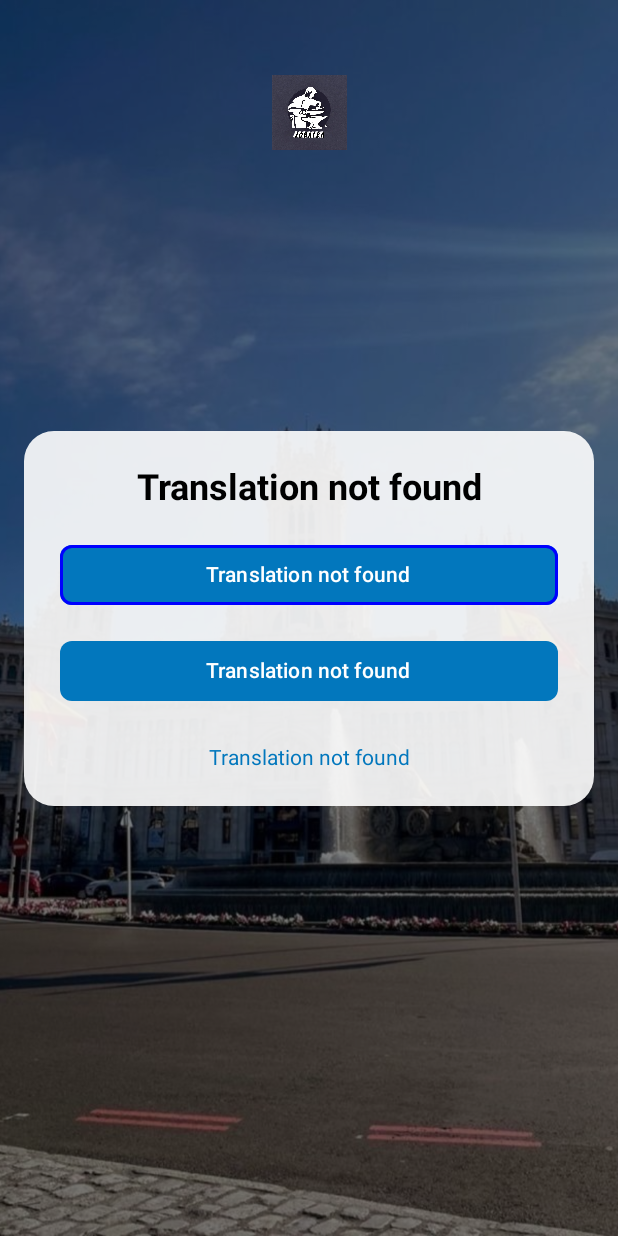
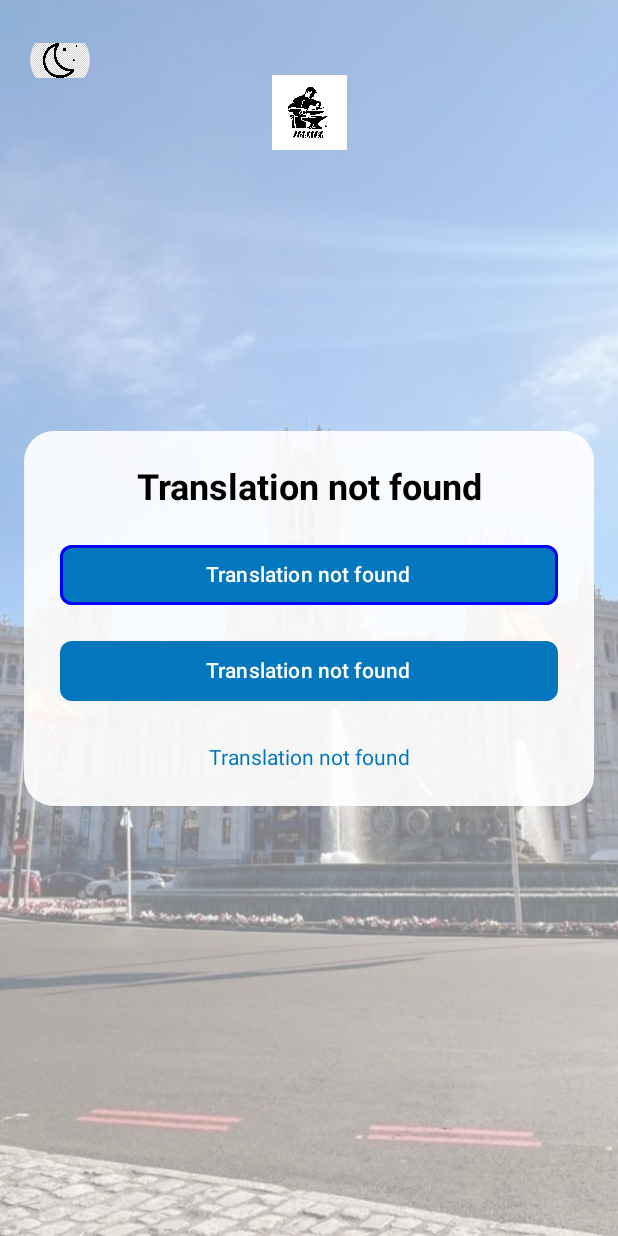
Before and after one commit to JavierGarciaUCLM/Jobder, an Android app built with Jetpack Compose: the WelcomeScreen screen opened directly, with no data from a screen before it, on a phone screen of 412 x 824 dp. Run offline under Robolectric (Android 15) with nearby library versions, the light colour scheme and no system bars; 2 statements that could not run were skipped.

Commit message:
Aquí cada día es un desafío

```diff
--- a/app/src/main/java/com/example/jobder/AppViewModel.kt
+++ b/app/src/main/java/com/example/jobder/AppViewModel.kt
@@ -6,12 +6,12 @@ import androidx.compose.runtime.mutableStateOf
 import androidx.lifecycle.AndroidViewModel
 
 class AppViewModel(application: Application) : AndroidViewModel(application) {
-    var isDarkMode = mutableStateOf(false)
+    var isDarkMode = false
     private var selectedLanguage = mutableStateOf(0) // Valor inicial vacío
     var isNavigating = mutableStateOf(false)
 
     fun toggleDarkMode() {
-        isDarkMode.value = !isDarkMode.value
+        isDarkMode = !isDarkMode
     }
 
     fun toggleIsNavigating() {
--- a/app/src/main/java/com/example/jobder/WelcomeScreen.kt
+++ b/app/src/main/java/com/example/jobder/WelcomeScreen.kt
@@ -1,5 +1,6 @@
 package com.example.jobder
 
+import android.app.Activity
 import android.content.Intent
 import android.os.Bundle
 import android.util.Log
@@ -24,7 +25,9 @@ import androidx.compose.foundation.layout.size
 import androidx.compose.foundation.shape.RoundedCornerShape
 import androidx.compose.material3.Button
 import androidx.compose.material3.ButtonDefaults
+import androidx.compose.material3.IconButton
 import androidx.compose.material3.Text
+import androidx.compose.runtime.LaunchedEffect
 import androidx.compose.runtime.getValue
 import androidx.compose.runtime.mutableStateOf
 import androidx.compose.runtime.remember
@@ -64,7 +67,13 @@ class WelcomeScreen: ComponentActivity() {
             val cameraProviderFuture = ProcessCameraProvider.getInstance(context)
             val executor = Executors.newSingleThreadExecutor()
             var selectedButtonIndex by remember { mutableStateOf(0) }
-            val isDarkMode by appViewModel.isDarkMode
+            //val isDarkMode = appViewModel.isDarkMode
+            var isDarkMode by remember { mutableStateOf(false) }
+            //isDarkMode = intent.getBooleanExtra("isDarkMode",false)
+            LaunchedEffect(Unit) {
+                val intent = (context as? Activity)?.intent
+                isDarkMode = intent?.getBooleanExtra("isDarkMode", false) ?: false
+            }
             val backgroundColor = Color(0xFFE0F7FA) // Color azul claro para el fondo
             val buttonColor = Color(0xFF0277BD)     // Color azul oscuro para el botón
             // Fondo basado en el modo oscuro
@@ -93,7 +102,21 @@ class WelcomeScreen: ComponentActivity() {
                             )
                         )
                 )
-
+                IconButton(
+                    onClick = {
+                        isDarkMode = !isDarkMode
+                    }, // Cambia el modo oscuro
+                    modifier = Modifier
+                        //.align(Alignment.TopEnd)
+                        .padding(16.dp)
+                ) {
+                    val icon = if (isDarkMode) {
+                        painterResource(id = R.drawable.ic_sun) // Icono de sol
+                    } else {
+                        painterResource(id = R.drawable.ic_moon) // Icono de luna
+                    }
+                    Image(painter = icon, contentDescription = null)
+                }
                 // Logo de la app en la parte superior
                 val logo = if (isDarkMode) {
                     painterResource(id = R.drawable.img) // Logo en modo oscuro
@@ -139,7 +162,8 @@ class WelcomeScreen: ComponentActivity() {
                         // Botón de "Join as a User"
                         Button(
                             onClick = {
-                                //navController.navigate("swipe_screen")
+                                intent = Intent(context, SwipeCompanyScreen::class.java)
+                                startActivity(intent)
                             },
                             modifier = Modifier
                                 .fillMaxWidth()
@@ -160,7 +184,8 @@ class WelcomeScreen: ComponentActivity() {
                         // Botón de "Join as a Company"
                         Button(
                             onClick = {
-                                //navController.navigate("swipe_screen_person")
+                                intent = Intent(context,SwipePersonScreen::class.java)
+                                startActivity(intent)
                             },
                             modifier = Modifier
                                 .fillMaxWidth()
--- a/app/src/main/java/ui/screens/swipe/SwipeableCard.kt
+++ b/app/src/main/java/ui/screens/swipe/SwipeableCard.kt
@@ -26,6 +26,7 @@ import androidx.compose.ui.Modifier
 import androidx.compose.ui.draw.alpha
 import androidx.compose.ui.graphics.Color
 import androidx.compose.ui.graphics.graphicsLayer
+import androidx.compose.ui.layout.ContentScale
 import androidx.compose.ui.res.painterResource
 import androidx.compose.ui.unit.dp
 import androidx.compose.ui.unit.sp
@@ -110,7 +111,8 @@ fun SwipeableCard(
         Image(
             painter = painterResource(id = item),
             contentDescription = null,
-            modifier = Modifier.align(Alignment.Center)
+            modifier = Modifier.align(Alignment.Center),
+            contentScale = ContentScale.Crop
         )
 
         // Mostrar texto YES/NOPE basado en el estado de deslizamiento
```
Also changed, not shown: app/src/main/java/com/example/jobder/LoginScreen.kt (+25 -8 lines), app/src/main/java/com/example/jobder/MainActivity.kt (+22 -6 lines), app/src/main/java/com/example/jobder/NewLoginScreen.kt (+34 -20 lines).
